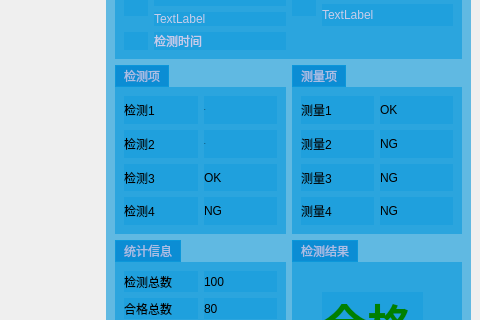
This is uidemo6.ui in wutiancai/QT-ui-defect-detect as Qt 5 draws it before an edit; both pictures show x 615 to 1095 and y 203 to 523 of the 1095 by 631 pixel window. The edited form follows.
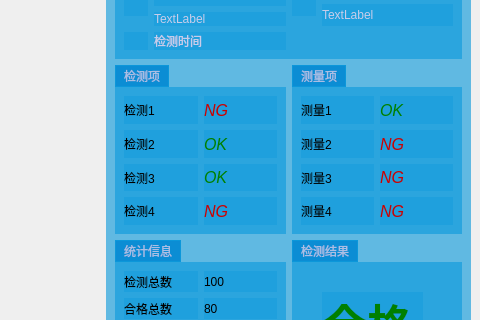
This is the edited form. Icons and pictures are not drawn.

What changed in the file:
```diff
--- a/uidemo6.ui
+++ b/uidemo6.ui
@@ -747,6 +747,11 @@
                     </item>
                     <item row="1" column="1">
                      <widget class="QLabel" name="label_16">
+                      <property name="styleSheet">
+                       <string notr="true">color:#cc0000;
+font-size:16px;
+font:italic;</string>
+                      </property>
                       <property name="text">
                        <string>NG</string>
                       </property>
@@ -770,6 +775,11 @@
                     </item>
                     <item row="0" column="1">
                      <widget class="QLabel" name="label_14">
+                      <property name="styleSheet">
+                       <string notr="true">color:green;
+font-size:16px;
+font:italic;</string>
+                      </property>
                       <property name="text">
                        <string>OK</string>
                       </property>
@@ -777,6 +787,11 @@
                     </item>
                     <item row="2" column="1">
                      <widget class="QLabel" name="label_17">
+                      <property name="styleSheet">
+                       <string notr="true">color:#cc0000;
+font-size:16px;
+font:italic;</string>
+                      </property>
                       <property name="text">
                        <string>NG</string>
                       </property>
@@ -791,6 +806,11 @@
                     </item>
                     <item row="3" column="1">
                      <widget class="QLabel" name="label_24">
+                      <property name="styleSheet">
+                       <string notr="true">color:#cc0000;
+font-size:16px;
+font:italic;</string>
+                      </property>
                       <property name="text">
                        <string>NG</string>
                       </property>
@@ -920,11 +940,17 @@
                       <property name="font">
                        <font>
                         <pointsize>-1</pointsize>
+                        <weight>50</weight>
                         <italic>true</italic>
+                        <bold>false</bold>
                        </font>
                       </property>
                       <property name="styleSheet">
-                       <string notr="true"/>
+                       <string notr="true">
+color:#cc0000;
+font-size:16px;
+font:italic;
+</string>
                       </property>
                       <property name="frameShadow">
                        <enum>QFrame::Raised</enum>
@@ -948,11 +974,15 @@
                       <property name="font">
                        <font>
                         <pointsize>-1</pointsize>
+                        <weight>50</weight>
                         <italic>true</italic>
+                        <bold>false</bold>
                        </font>
                       </property>
                       <property name="styleSheet">
-                       <string notr="true"/>
+                       <string notr="true">color:green;
+font-size:16px;
+font:italic;</string>
                       </property>
                       <property name="text">
                        <string>OK</string>
@@ -1016,6 +1046,11 @@
                       <property name="whatsThis">
                        <string>isOK</string>
                       </property>
+                      <property name="styleSheet">
+                       <string notr="true">color:green;
+font-size:16px;
+font:italic;</string>
+                      </property>
                       <property name="text">
                        <string>OK</string>
                       </property>
@@ -1023,6 +1058,11 @@
                     </item>
                     <item row="3" column="1">
                      <widget class="QLabel" name="label_15">
+                      <property name="styleSheet">
+                       <string notr="true">color:#cc0000;
+font-size:16px;
+font:italic;</string>
+                      </property>
                       <property name="text">
                        <string>NG</string>
                       </property>
```
Left out of the diff: 17 changed lines with no effect on the pictures.
